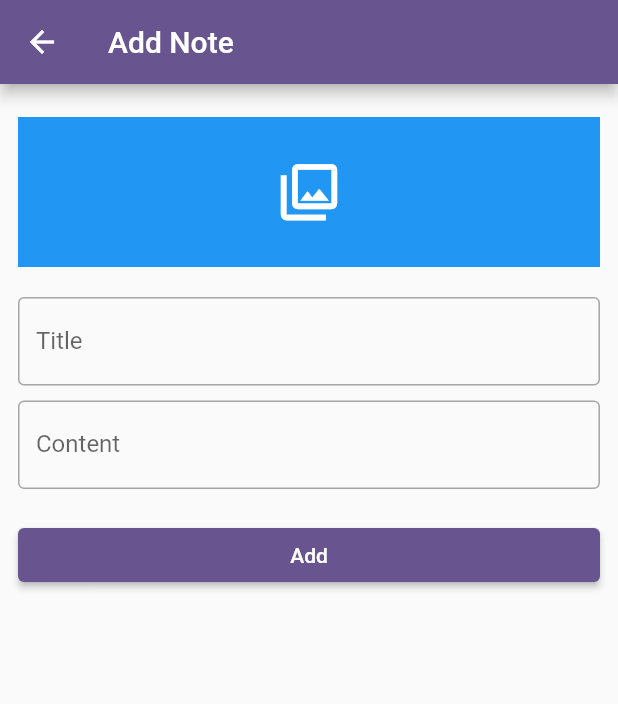
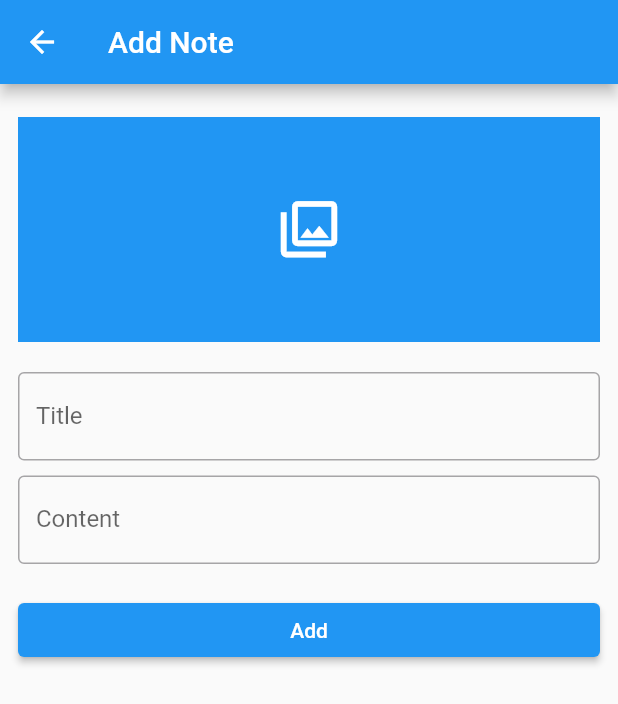
Before and after one commit to Rahmaahmed685/test_firepase, a Flutter app: the AddNoteScreen screen opened directly, on a phone screen of 412 x 824 dp. Shown: the top 704 px of the screen. Run offline on Flutter 3.47's test engine with Material 2 defaults, Android fonts, the phone set to English and light mode, and no system bars; our stand-ins replace cloud_firestore, firebase_auth, firebase_core, firebase_storage, fluttertoast, image_picker; accounts and stored records are empty.

Commit message:
add_image

```diff
--- a/lib/add_new_screen.dart
+++ b/lib/add_new_screen.dart
@@ -32,6 +32,7 @@ class _AddNoteScreenState extends State<AddNoteScreen> {
     return Scaffold(
       appBar: AppBar(
         title: Text("Add Note"),
+        backgroundColor: Colors.blue,
       ),
       body: Padding(
         padding: const EdgeInsets.all(12),
@@ -48,7 +49,7 @@ class _AddNoteScreenState extends State<AddNoteScreen> {
                   child:
                   Container(
                     color: Colors.blue,
-                    height: 100,
+                    height: 150,
                     width: double.infinity,
                     child: Icon(
                       Icons.photo_library_outlined,
@@ -61,13 +62,16 @@ class _AddNoteScreenState extends State<AddNoteScreen> {
                 Stack(
                   alignment: Alignment.center,
                   children: [
-                    InkWell(
-                      borderRadius: BorderRadius.circular(50),
-                      onTap: () => pickImage(),
-                      child: Image.network(
-                        imageUrl,
-                        height: 100,
-                        width: double.infinity,
+                    Padding(
+                      padding: const EdgeInsets.all(8.0),
+                      child: InkWell(
+                        borderRadius: BorderRadius.circular(50),
+                        onTap: () => pickImage(),
+                        child: Image.network(
+                          imageUrl,
+                          height: 150,
+                          width: double.infinity,
+                        ),
                       ),
                     ),
                     Visibility(
@@ -115,6 +119,7 @@ class _AddNoteScreenState extends State<AddNoteScreen> {
               SizedBox(
                 width: double.infinity,
                 child: ElevatedButton(
+                  style: ElevatedButton.styleFrom(backgroundColor: Colors.blue),
                   onPressed: () => addNote(),
                   child: const Text("Add"),
                 ),
--- a/lib/edit_note_screen.dart
+++ b/lib/edit_note_screen.dart
@@ -40,6 +40,7 @@ class _EditNoteScreenState extends State<EditNoteScreen> {
     return Scaffold(
       appBar: AppBar(
         title: const Text("Edit Note"),
+        backgroundColor: Colors.blue,
       ),
       body: Padding(
         padding: const EdgeInsets.all(12),
@@ -105,6 +106,8 @@ class _EditNoteScreenState extends State<EditNoteScreen> {
                 width: double.infinity,
                 child: ElevatedButton(
                   onPressed: () => updateNote(),
+                  style: ElevatedButton.styleFrom(backgroundColor: Colors.blue,
+                  ),
                   child: const Text("Update"),
                 ),
               ),
```
